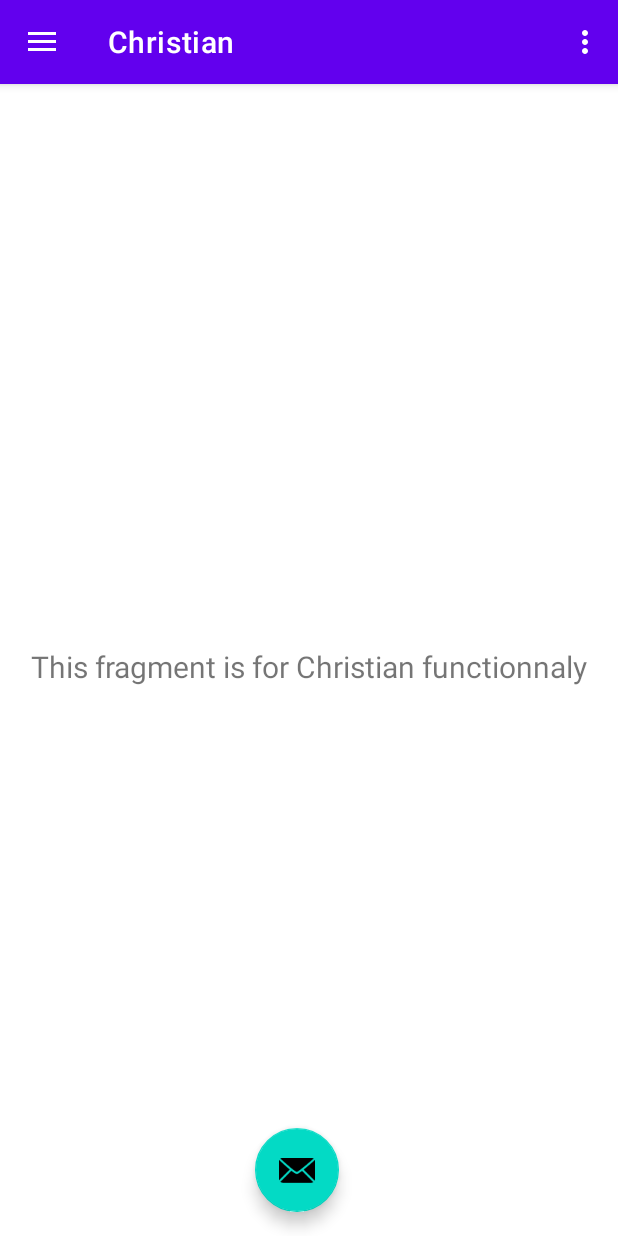
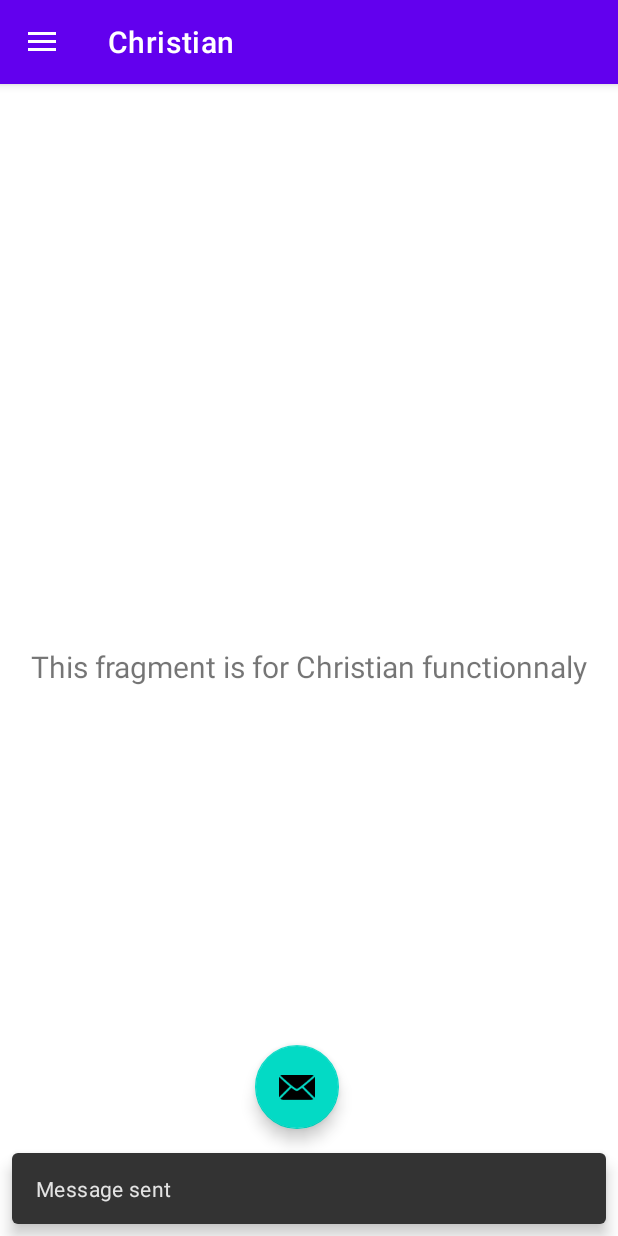
Before and after one commit to talibiyoussef/miniProject, an Android app: the screen it shows after launch (MainActivity), in the side drawer, after a tap on "Christian", on a phone screen of 412 x 824 dp. Run offline under Robolectric (Android 15) with nearby library versions, the phone set to English and light mode, and no system bars; our stand-ins replace navigation-ui.

Commit message:
soundboard, navbar and sms message

```diff
--- a/app/src/main/java/fr/isep62071/smallproject/MainActivity.kt
+++ b/app/src/main/java/fr/isep62071/smallproject/MainActivity.kt
@@ -6,7 +6,6 @@ import android.os.Handler
 import android.os.Looper
 import android.provider.Telephony
 import android.view.Gravity
-import android.view.Menu
 import androidx.appcompat.app.AlertDialog
 import androidx.appcompat.app.AppCompatActivity
 import androidx.drawerlayout.widget.DrawerLayout
@@ -93,7 +92,7 @@ class MainActivity : AppCompatActivity() {
         val navController = findNavController(R.id.nav_host_fragment_content_main)
         appBarConfiguration = AppBarConfiguration(
             setOf(
-                R.id.nav_home, R.id.nav_gallery, R.id.nav_slideshow
+                R.id.nav_home, R.id.nav_christian, R.id.nav_soundboard
             ), drawerLayout
         )
         setupActionBarWithNavController(navController, appBarConfiguration)
@@ -102,10 +101,6 @@ class MainActivity : AppCompatActivity() {
 
     }
 
-    override fun onCreateOptionsMenu(menu: Menu): Boolean {
-        menuInflater.inflate(R.menu.main, menu)
-        return true
-    }
 
     override fun onSupportNavigateUp(): Boolean {
         val navController = findNavController(R.id.nav_host_fragment_content_main)
--- a/app/src/main/java/fr/isep62071/smallproject/ui/christian/ChristianFragment.kt
+++ b/app/src/main/java/fr/isep62071/smallproject/ui/christian/ChristianFragment.kt
@@ -13,8 +13,6 @@ class ChristianFragment : Fragment() {
 
     private var _binding: FragmentChristianBinding? = null
 
-    // This property is only valid between onCreateView and
-    // onDestroyView.
     private val binding get() = _binding!!
 
     override fun onCreateView(
@@ -28,7 +26,7 @@ class ChristianFragment : Fragment() {
         _binding = FragmentChristianBinding.inflate(inflater, container, false)
         val root: View = binding.root
 
-        val textView: TextView = binding.textGallery
+        val textView: TextView = binding.textChristian
         christianViewModel.text.observe(viewLifecycleOwner) {
             textView.text = it
         }
--- a/app/src/main/res/layout/fragment_christian.xml
+++ b/app/src/main/res/layout/fragment_christian.xml
@@ -7,7 +7,7 @@
     tools:context=".ui.christian.ChristianFragment">
 
     <TextView
-        android:id="@+id/text_gallery"
+        android:id="@+id/text_christian"
         android:layout_width="match_parent"
         android:layout_height="wrap_content"
         android:layout_marginStart="8dp"
--- /dev/null
+++ b/app/src/main/res/layout/photo_item_view.xml
@@ -0,0 +1,5 @@
+<?xml version="1.0" encoding="utf-8"?>
+<ImageView xmlns:android="http://schemas.android.com/apk/res/android"
+    android:layout_width="match_parent"
+    android:layout_height="match_parent"
+    android:scaleType="centerCrop"/>
--- a/app/src/main/res/menu/activity_main_drawer.xml
+++ b/app/src/main/res/menu/activity_main_drawer.xml
@@ -9,11 +9,11 @@
             android:icon="@drawable/ic_menu_camera"
             android:title="@string/menu_home" />
         <item
-            android:id="@+id/nav_gallery"
+            android:id="@+id/nav_christian"
             android:icon="@drawable/ic_menu_camera"
             android:title="@string/menu_christian" />
         <item
-            android:id="@+id/nav_slideshow"
+            android:id="@+id/nav_soundboard"
             android:icon="@drawable/ic_menu_slideshow"
             android:title="@string/menu_soundboard" />
     </group>
--- a/app/src/main/res/menu/main.xml
+++ /dev/null
@@ -1,9 +0,0 @@
-<?xml version="1.0" encoding="utf-8"?>
-<menu xmlns:android="http://schemas.android.com/apk/res/android"
-    xmlns:app="http://schemas.android.com/apk/res-auto">
-    <item
-        android:id="@+id/action_settings"
-        android:orderInCategory="100"
-        android:title="@string/action_settings"
-        app:showAsAction="never" />
-</menu>
--- a/app/src/main/res/navigation/mobile_navigation.xml
+++ b/app/src/main/res/navigation/mobile_navigation.xml
@@ -12,13 +12,13 @@
         tools:layout="@layout/fragment_home" />
 
     <fragment
-        android:id="@+id/nav_gallery"
+        android:id="@+id/nav_christian"
         android:name="fr.isep62071.smallproject.ui.christian.ChristianFragment"
         android:label="@string/menu_christian"
         tools:layout="@layout/fragment_christian" />
 
     <fragment
-        android:id="@+id/nav_slideshow"
+        android:id="@+id/nav_soundboard"
         android:name="fr.isep62071.smallproject.ui.soundboard.SoundboardFragment"
         android:label="@string/menu_soundboard"
         tools:layout="@layout/fragment_soundboard" />
--- a/app/src/main/res/values/strings.xml
+++ b/app/src/main/res/values/strings.xml
@@ -2,8 +2,8 @@
     <string name="app_name">smallProject</string>
     <string name="navigation_drawer_open">Open navigation drawer</string>
     <string name="navigation_drawer_close">Close navigation drawer</string>
-    <string name="nav_header_title">Android Studio</string>
-    <string name="nav_header_subtitle">android.studio@android.com</string>
+    <string name="nav_header_title">Mini app</string>
+    <string name="nav_header_subtitle">For loved ones</string>
     <string name="nav_header_desc">Navigation header</string>
     <string name="action_settings">Settings</string>
 
```
Also changed, not shown: app/src/main/java/fr/isep62071/smallproject/ui/soundboard/SoundboardFragment.kt (+4 -6 lines), app/src/main/java/fr/isep62071/smallproject/ui/soundboard/SoundboardViewModel.kt (deleted, +0 -13 lines), app/src/main/java/fr/isep62071/smallproject/ui/home/HomeFragment.kt (line endings or trailing spaces), app/src/main/java/fr/isep62071/smallproject/ui/home/HomeViewModel.kt (line endings or trailing spaces), 4 other files.
